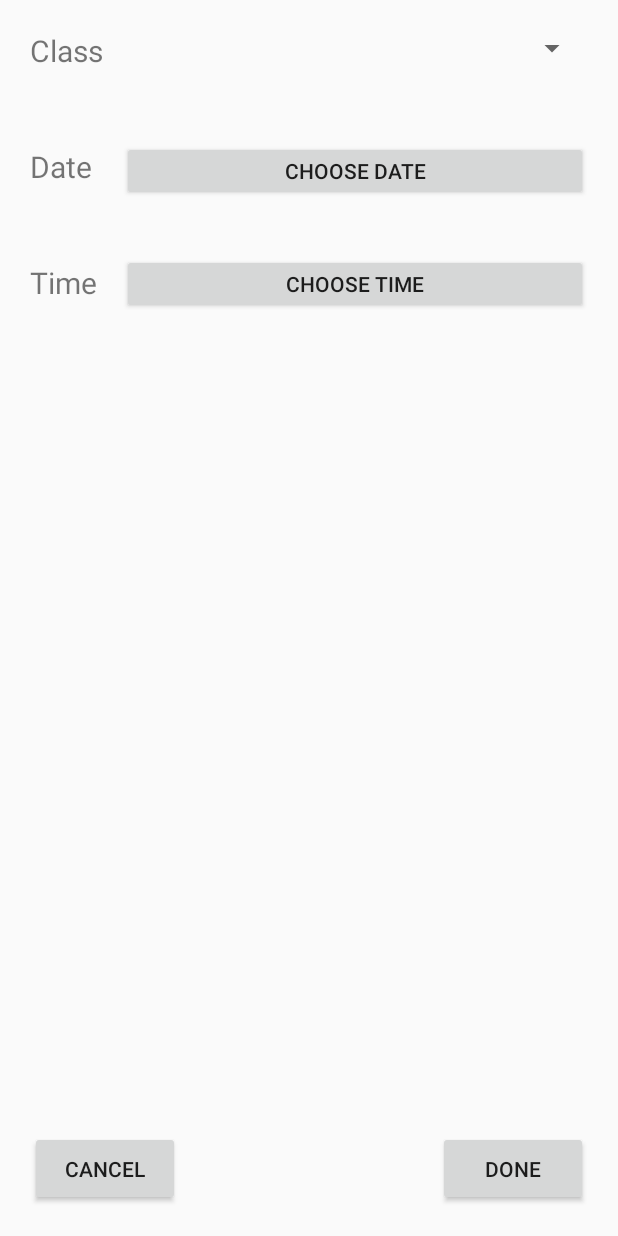
After one commit to lharrison1313/NFC_Attendance_App, an Android app: the AddSheetActivity screen opened directly, with no data from a screen before it, on a phone screen of 412 x 824 dp. The commit adds this screen. Run offline under Robolectric (Android 15) with nearby library versions, the phone set to English and light mode, and no system bars.

Commit message:
eric did the button

```diff
--- a/app/src/main/AndroidManifest.xml
+++ b/app/src/main/AndroidManifest.xml
@@ -22,6 +22,9 @@
         <activity android:name=".AddClassActivity">
 
         </activity>
+        <activity android:name=".AddSheetActivity">
+
+        </activity>
     </application>
 
 </manifest>
--- /dev/null
+++ b/app/src/main/java/com/nyit/attendanceapp/AddSheetActivity.java
@@ -0,0 +1,26 @@
+package com.nyit.attendanceapp;
+
+import android.app.Activity;
+import android.os.Bundle;
+import android.view.View;
+
+import androidx.annotation.Nullable;
+import androidx.appcompat.widget.AppCompatButton;
+
+public class AddSheetActivity extends Activity {
+    @Override
+    protected void onCreate(@Nullable Bundle savedInstanceState) {
+        super.onCreate(savedInstanceState);
+        setContentView(R.layout.create_timesheet_dialog);
+        configureBackButton();
+    }
+    public void configureBackButton(){
+        AppCompatButton efg = findViewById(R.id.cancelSheets);
+        efg.setOnClickListener(new View.OnClickListener(){
+            @Override
+            public void onClick(View v) {
+                finish();
+            }
+        });
+    }
+}
--- a/app/src/main/res/layout/create_timesheet_dialog.xml
+++ b/app/src/main/res/layout/create_timesheet_dialog.xml
@@ -70,7 +70,7 @@
         android:text="done"
         />
     <androidx.appcompat.widget.AppCompatButton
-        android:id="@+id/cancel"
+        android:id="@+id/cancelSheets"
         android:layout_width="100dp"
         android:layout_height="50dp"
         android:layout_alignParentBottom="true"
```
Also changed, not shown: app/src/main/java/com/nyit/attendanceapp/SheetsFragement.java (+18 -1 lines).
